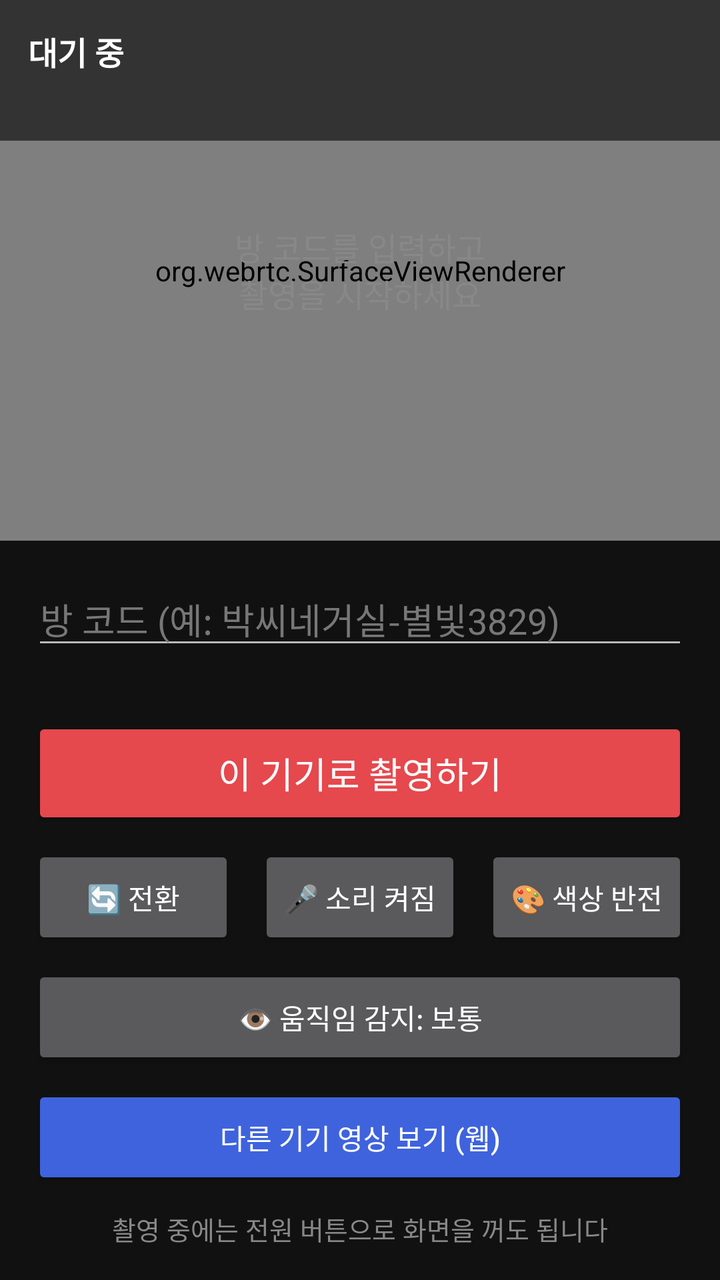
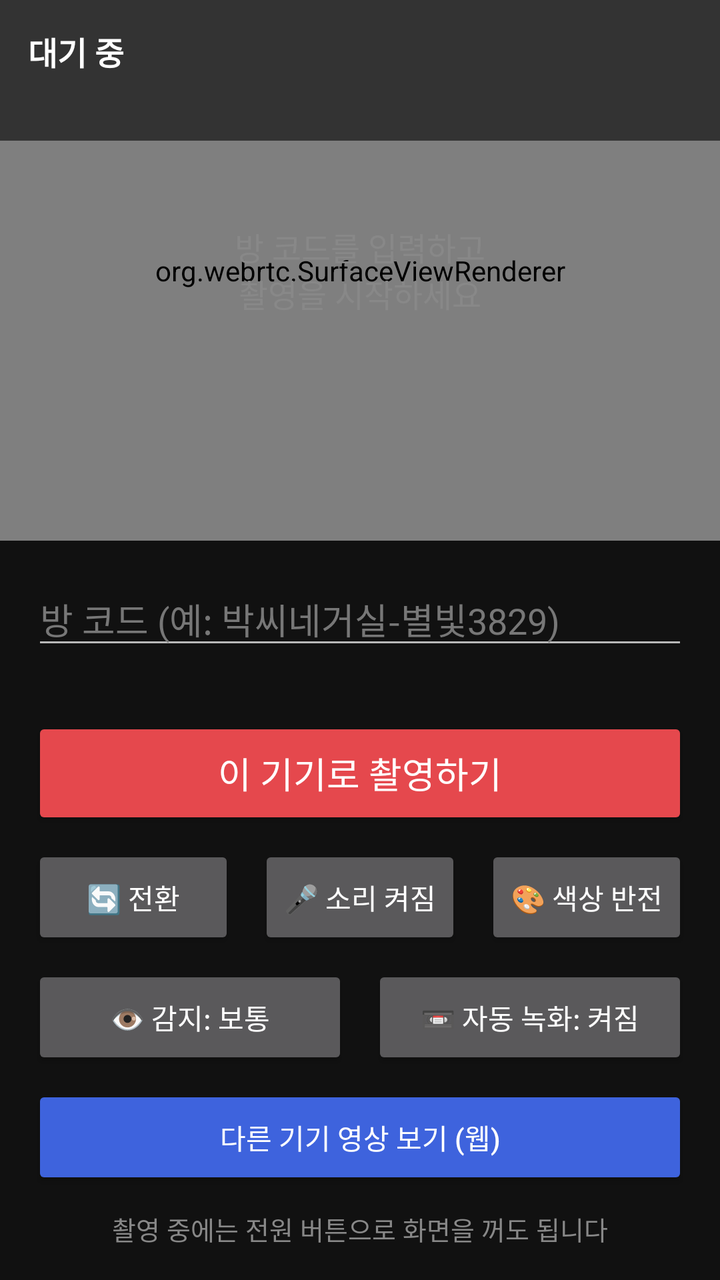

Two renders of the same Android screen: before a commit and after it. Below are the layout's source before the change and the commit's diff.
<!-- AndroidManifest.xml: application theme Theme.BakCTV -->
<!-- res/layout/activity_main.xml -->
<?xml version="1.0" encoding="utf-8"?>
<LinearLayout xmlns:android="http://schemas.android.com/apk/res/android"
    android:layout_width="match_parent"
    android:layout_height="match_parent"
    android:orientation="vertical"
    android:background="#111111">

    
    <FrameLayout
        android:layout_width="match_parent"
        android:layout_height="0dp"
        android:layout_weight="1"
        android:background="#000000">

        <org.webrtc.SurfaceViewRenderer
            android:id="@+id/preview"
            android:layout_width="match_parent"
            android:layout_height="match_parent" />

        <TextView
            android:id="@+id/placeholder"
            android:layout_width="match_parent"
            android:layout_height="match_parent"
            android:gravity="center"
            android:padding="24dp"
            android:text="방 코드를 입력하고\n촬영을 시작하세요"
            android:textColor="#888888"
            android:textSize="16sp" />

        <LinearLayout
            android:layout_width="match_parent"
            android:layout_height="wrap_content"
            android:orientation="vertical"
            android:padding="14dp"
            android:background="#99000000">

            <TextView
                android:id="@+id/status"
                android:layout_width="wrap_content"
                android:layout_height="wrap_content"
                android:text="대기 중"
                android:textColor="#FFFFFF"
                android:textSize="16sp"
                android:textStyle="bold" />

            <TextView
                android:id="@+id/detail"
                android:layout_width="wrap_content"
                android:layout_height="wrap_content"
                android:textColor="#CCCCCC"
                android:textSize="14sp" />
        </LinearLayout>

        <TextView
            android:id="@+id/talkBadge"
            android:layout_width="wrap_content"
            android:layout_height="wrap_content"
            android:layout_gravity="bottom|center_horizontal"
            android:layout_marginBottom="16dp"
            android:background="#E630A46C"
            android:paddingStart="18dp"
            android:paddingEnd="18dp"
            android:paddingTop="10dp"
            android:paddingBottom="10dp"
            android:text="🔊 가족이 말하는 중"
            android:textColor="#FFFFFF"
            android:textSize="16sp"
            android:textStyle="bold"
            android:visibility="gone" />
    </FrameLayout>

    
    <LinearLayout
        android:layout_width="match_parent"
        android:layout_height="wrap_content"
        android:orientation="vertical"
        android:padding="16dp">

        <EditText
            android:id="@+id/code"
            android:layout_width="match_parent"
            android:layout_height="wrap_content"
            android:hint="방 코드 (예: 박씨네거실-별빛3829)"
            android:inputType="text"
            android:maxLines="1"
            android:textColor="#FFFFFF"
            android:textColorHint="#777777"
            android:textSize="18sp" />

        <TextView
            android:id="@+id/codeCheck"
            android:layout_width="match_parent"
            android:layout_height="wrap_content"
            android:layout_marginBottom="10dp"
            android:textSize="14sp" />

        <Button
            android:id="@+id/startStop"
            android:layout_width="match_parent"
            android:layout_height="56dp"
            android:backgroundTint="#E5484D"
            android:text="이 기기로 촬영하기"
            android:textColor="#FFFFFF"
            android:textSize="18sp" />

        <LinearLayout
            android:layout_width="match_parent"
            android:layout_height="wrap_content"
            android:layout_marginTop="8dp"
            android:orientation="horizontal">

            <Button
                android:id="@+id/flip"
                android:layout_width="0dp"
                android:layout_height="52dp"
                android:layout_weight="1"
                android:layout_marginEnd="6dp"
                android:text="🔄 전환" />

            <Button
                android:id="@+id/mic"
                android:layout_width="0dp"
                android:layout_height="52dp"
                android:layout_weight="1"
                android:layout_marginStart="6dp"
                android:layout_marginEnd="6dp"
                android:text="🎤 소리 켜짐" />

            <Button
                android:id="@+id/invert"
                android:layout_width="0dp"
                android:layout_height="52dp"
                android:layout_weight="1"
                android:layout_marginStart="6dp"
                android:text="🎨 색상 반전" />
        </LinearLayout>

        <Button
            android:id="@+id/motion"
            android:layout_width="match_parent"
            android:layout_height="52dp"
            android:layout_marginTop="8dp"
            android:text="👁 움직임 감지: 보통" />

        <Button
            android:id="@+id/openWeb"
            android:layout_width="match_parent"
            android:layout_height="52dp"
            android:layout_marginTop="8dp"
            android:backgroundTint="#3E63DD"
            android:text="다른 기기 영상 보기 (웹)"
            android:textColor="#FFFFFF" />

        <TextView
            android:layout_width="match_parent"
            android:layout_height="wrap_content"
            android:layout_marginTop="10dp"
            android:gravity="center"
            android:text="촬영 중에는 전원 버튼으로 화면을 꺼도 됩니다"
            android:textColor="#888888"
            android:textSize="13sp" />
    </LinearLayout>
</LinearLayout>
<!-- resources referenced by this layout -->
<resources>
  <style name="Theme.BakCTV" parent="android:Theme.Material.NoActionBar">
          <item name="android:windowBackground">#111111</item>
          <item name="android:statusBarColor">#111111</item>
          <item name="android:navigationBarColor">#111111</item>
      </style>
</resources>

<!-- the commit's change to res/layout/activity_main.xml (unified diff, before → after) -->
@@ -135,12 +135,28 @@
                 android:text="🎨 색상 반전" />
         </LinearLayout>
 
-        <Button
-            android:id="@+id/motion"
+        <LinearLayout
             android:layout_width="match_parent"
-            android:layout_height="52dp"
+            android:layout_height="wrap_content"
             android:layout_marginTop="8dp"
-            android:text="👁 움직임 감지: 보통" />
+            android:orientation="horizontal">
+
+            <Button
+                android:id="@+id/motion"
+                android:layout_width="0dp"
+                android:layout_height="52dp"
+                android:layout_weight="1"
+                android:layout_marginEnd="6dp"
+                android:text="👁 감지: 보통" />
+
+            <Button
+                android:id="@+id/record"
+                android:layout_width="0dp"
+                android:layout_height="52dp"
+                android:layout_weight="1"
+                android:layout_marginStart="6dp"
+                android:text="📼 자동 녹화: 켜짐" />
+        </LinearLayout>
 
         <Button
             android:id="@+id/openWeb"
